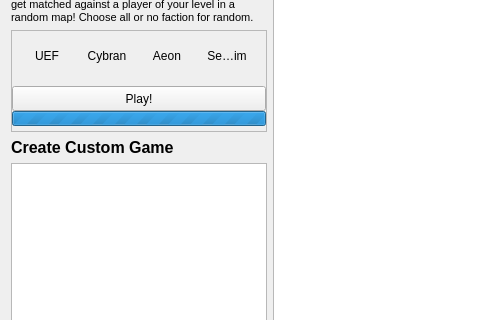
Before: the Qt Designer form res/games/games.ui in FAForever/client, drawn with Qt 5; both pictures show x 0 to 480 and y 96 to 416 of the 996 by 679 pixel window.
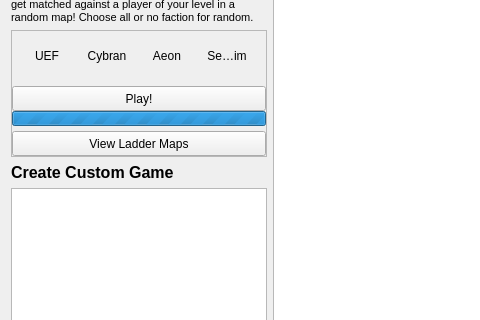
After: the same form once the commit is applied.

Commit message: add a button to view ladder maps is currently using requests instead of the faftools api client

Patch:
```diff
--- a/res/games/games.ui
+++ b/res/games/games.ui
@@ -163,6 +163,25 @@
                       </property>
                     </spacer>
                   </item>
+                  <item row="5" column="0">
+                    <widget class="QToolButton" name="buttonViewMaps">
+                      <property name="sizePolicy">
+                        <sizepolicy hsizetype="Expanding" vsizetype="Fixed">
+                          <horstretch>0</horstretch>
+                          <verstretch>0</verstretch>
+                        </sizepolicy>
+                      </property>
+                      <property name="minimumSize">
+                        <size>
+                          <width>0</width>
+                          <height>25</height>
+                        </size>
+                      </property>
+                      <property name="text">
+                        <string>View Ladder Maps</string>
+                      </property>
+                    </widget>
+                  </item>
                   <item row="0" column="0">
                     <layout class="QHBoxLayout" name="horizontalLayout_2">
                       <property name="spacing">
```
The commit also changes 5 other files.
